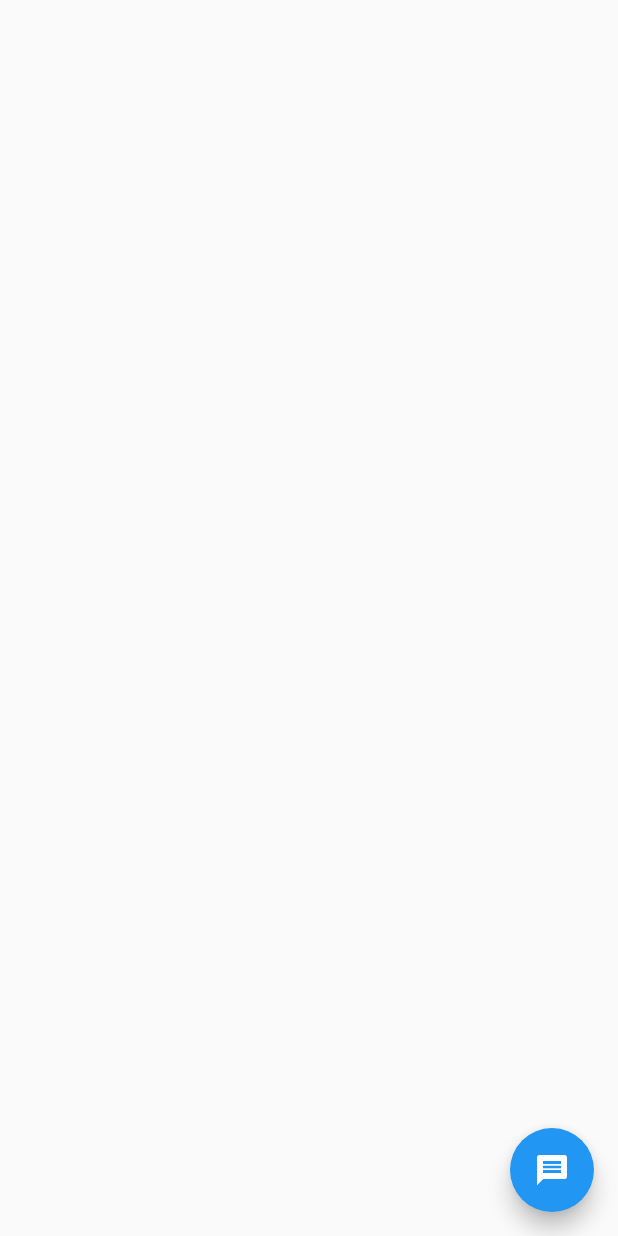
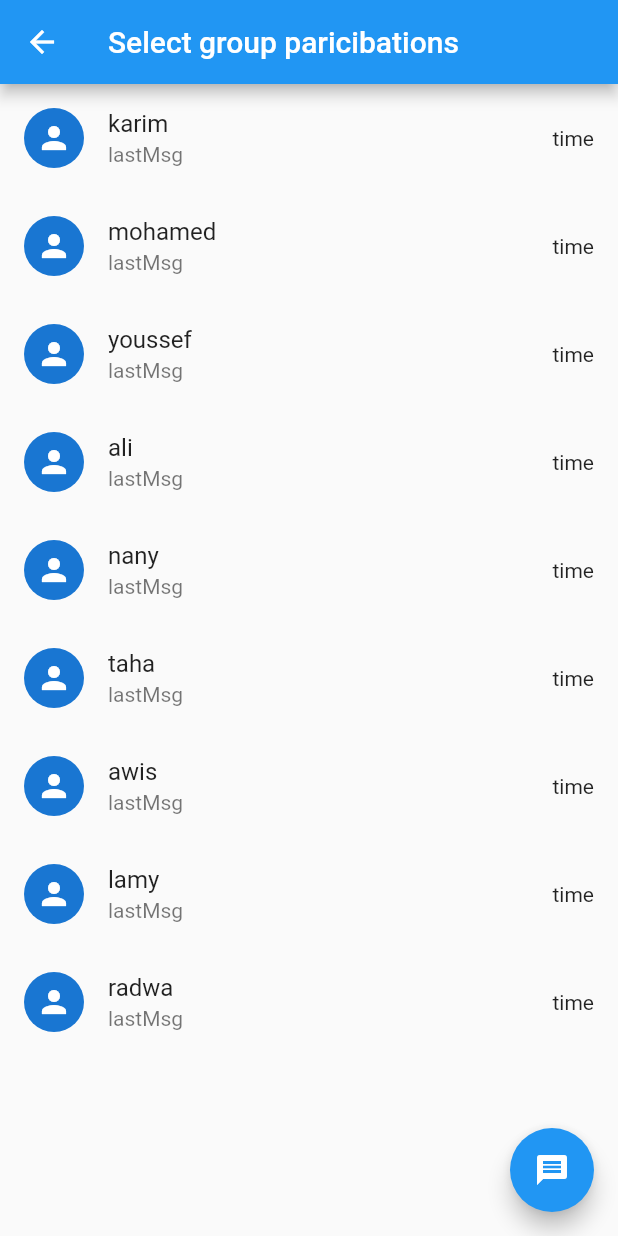
Before and after one commit to bnElmookhtar/chat_demo, a Flutter app: the SelectGroup screen opened directly, after a tap on "New Group", on a phone screen of 412 x 824 dp. Run offline on Flutter 3.47's test engine with Material 2 defaults, Android fonts, the phone set to English and light mode, and no system bars; project files that could hold a hidden picture were left out.

Commit message:
adding appBar for new group particibations

```diff
--- a/lib/layout/home_screen.dart
+++ b/lib/layout/home_screen.dart
@@ -23,7 +23,6 @@ class _HomeScreenState extends State<HomeScreen> with SingleTickerProviderStateM
   }
   @override
   Widget build(BuildContext context) {
-
     return Scaffold(
 
       appBar: AppBar(
@@ -78,6 +77,7 @@ class _HomeScreenState extends State<HomeScreen> with SingleTickerProviderStateM
       ),
     );
   }
+  //searching button functions
   Widget buildSearchField() {
     return TextField(
       controller: searchQueryController,
--- a/lib/screens/chats/customs/custom_user.dart
+++ b/lib/screens/chats/customs/custom_user.dart
@@ -17,7 +17,7 @@ class CustomUser extends StatelessWidget {
           ListTile(
             title: Text(chatModel.name),
             subtitle: Text(chatModel.lastMsg),
-            leading: Icon(Icons.person),
+            leading: CircleAvatar(child:Icon(Icons.person) ,),
             trailing: Text(chatModel.time),
 
           )
--- a/lib/screens/chats/customs/select_contact_card.dart
+++ b/lib/screens/chats/customs/select_contact_card.dart
@@ -73,9 +73,9 @@ class _BottomCardState extends State<BottomCard> {
         backgroundColor: Colors.green,
         foregroundColor: Colors.white,
         radius: 25.0,
-        child: Icon(Icons.person),
+        child: Icon(Icons.person,size : 30),
+        ),
 
-      )
     );
   }
 }
--- a/lib/screens/chats/customs/select_group_card.dart
+++ b/lib/screens/chats/customs/select_group_card.dart
@@ -1,7 +1,7 @@
 import 'package:flutter/material.dart';
 import 'package:goat/models/groups_model.dart';
 import 'package:goat/screens/chats/customs/custom_group.dart';
-import '../screens/chats.dart';
+import 'package:goat/screens/chats/screens/group_particibate.dart';
 class SelectGroup extends StatefulWidget {
   const SelectGroup({Key? key}) : super(key: key);
 
@@ -130,7 +130,7 @@ class _BottomCardState extends State<BottomCard> {
   Widget build(BuildContext context) {
     return ListTile(
         onTap: (){
-          Navigator.push(context,MaterialPageRoute(builder: (builder)=>const Chats()),);
+          Navigator.push(context,MaterialPageRoute(builder: (builder)=>const NewGroupParticipate()),);
         },
         title: const Text(
           "New Group",
--- a/lib/screens/chats/screens/chats.dart
+++ b/lib/screens/chats/screens/chats.dart
@@ -11,7 +11,17 @@ class Chats extends StatefulWidget {
 }
 
 class _ChatsState extends State<Chats> {
-  List<ChatModel> chats =[];
+  List<ChatModel> chats =[
+    ChatModel(name: "karim", icon: "icon", lastMsg: "lastMsg", time: "time"),
+    ChatModel(name: "mohamed", icon: "Icon", lastMsg: "lastMsg", time: "time"),
+    ChatModel(name: "youssef", icon: "Icon", lastMsg: "lastMsg", time: "time"),
+    ChatModel(name: "ali", icon: "icon", lastMsg: "lastMsg", time: "time"),
+    ChatModel(name: "nany", icon: "Icon", lastMsg: "lastMsg", time: "time"),
+    ChatModel(name: "taha", icon: "Icon", lastMsg: "lastMsg", time: "time"),
+    ChatModel(name: "awis", icon: "icon", lastMsg: "lastMsg", time: "time"),
+    ChatModel(name: "lamy", icon: "Icon", lastMsg: "lastMsg", time: "time"),
+    ChatModel(name: "radwa", icon: "Icon", lastMsg: "lastMsg", time: "time"),
+  ];
   @override
   Widget build(BuildContext context) {
     return Scaffold(
--- /dev/null
+++ b/lib/screens/chats/screens/group_particibate.dart
@@ -0,0 +1,15 @@
+import 'package:flutter/material.dart';
+import 'package:goat/screens/chats/screens/chats.dart';
+class NewGroupParticipate extends StatelessWidget {
+  const NewGroupParticipate({Key? key}) : super(key: key);
+
+  @override
+  Widget build(BuildContext context) {
+    return Scaffold(
+      appBar: AppBar(
+        title: Text("Select group paricibations "),
+      ),
+      body: Chats(),
+    );
+  }
+}
```
Also changed, not shown: lib/component/search.dart (deleted, +0 -86 lines).
